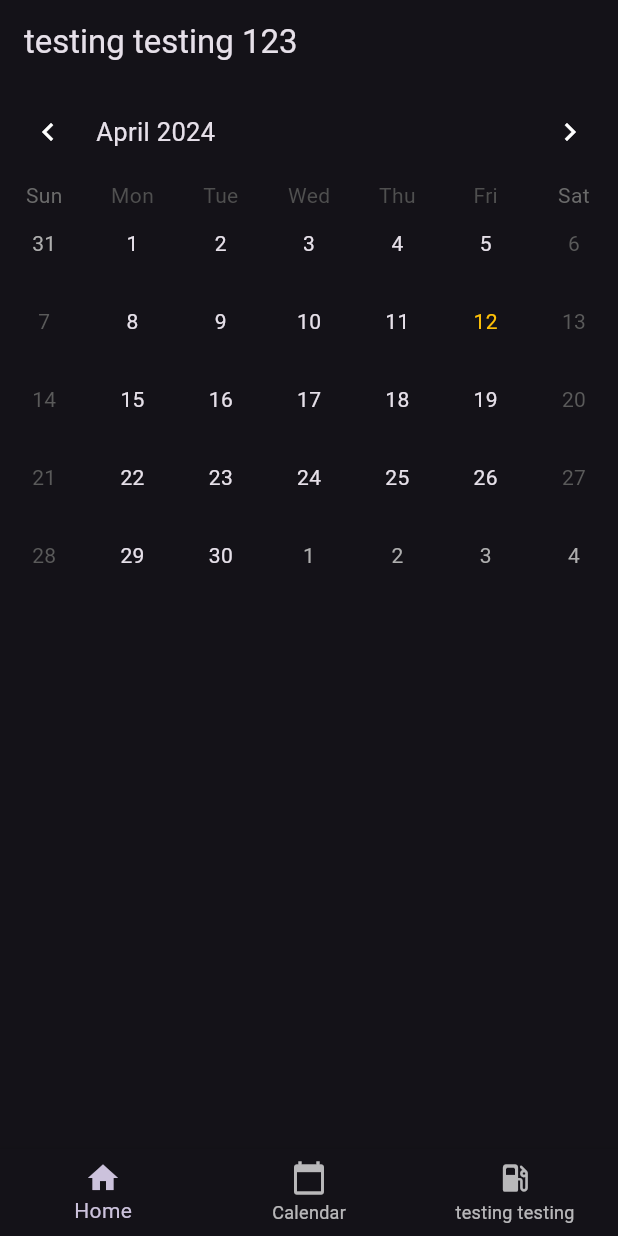
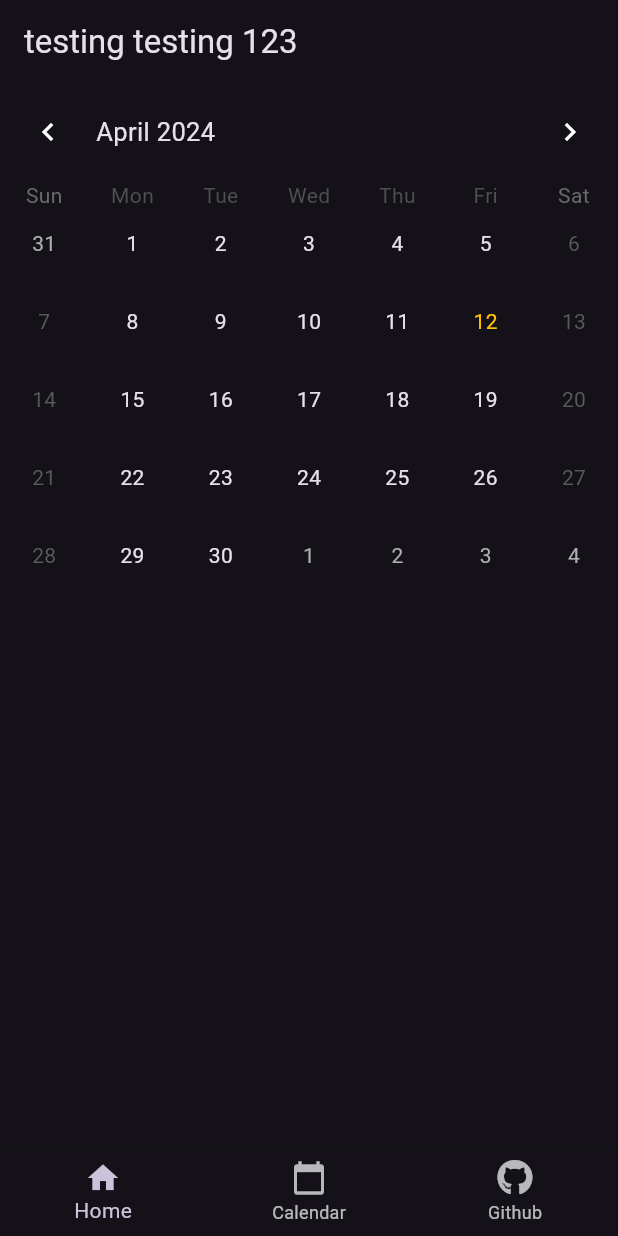
Before and after one commit to BabaTheBoundless/Flutter_Calendar, a Flutter app: the screen it shows after launch, on a phone screen of 412 x 824 dp. Run offline on Flutter 3.47's test engine with Material 3 defaults, Android fonts, the phone set to English and light mode, and no system bars; drawn by our look-alikes of table_calendar; our stand-ins replace font_awesome_flutter.

Commit message:
added custom font package with github logo

```diff
--- a/lib/main.dart
+++ b/lib/main.dart
@@ -1,6 +1,9 @@
 import 'package:flutter/material.dart';
 import 'package:table_calendar/table_calendar.dart';
+//needed for linking to url
 import 'package:url_launcher/url_launcher.dart';
+//font icon package i found; should have github logo
+import 'package:font_awesome_flutter/font_awesome_flutter.dart';
 
 /* need to add some fast way to go through the months and years.
 
@@ -108,8 +111,9 @@
             label: 'Calendar',
           ),
           BottomNavigationBarItem(
-              icon: Icon(Icons.local_gas_station_rounded),
-              label: 'testing testing'),
+            icon: FaIcon(FontAwesomeIcons.github),
+            label: 'Github',
+          ),
         ],
         currentIndex: _currentIndex,
         onTap: _itemTapped,
--- a/pubspec.yaml
+++ b/pubspec.yaml
@@ -32,6 +32,7 @@ dependencies:
   flutter:
     sdk: flutter
   url_launcher: ^6.0.6
+  font_awesome_flutter: ^10.7.0
 
 
 
```
Also changed, not shown: pubspec.lock.
